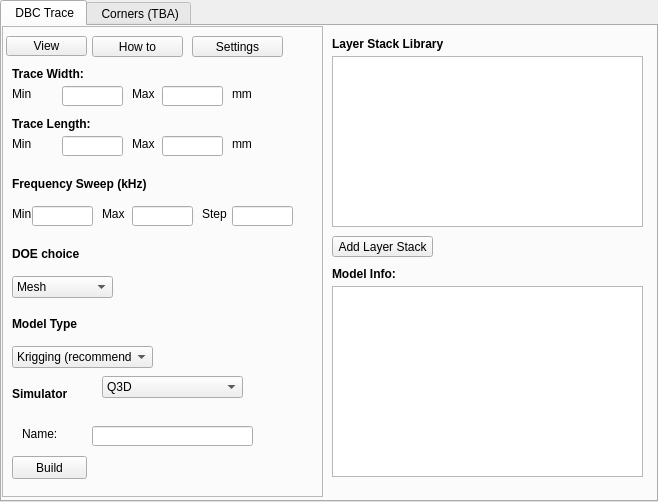
Old version of the form powercad/project_builder/ui/ResponseSurface.ui in the repository e3da/PowerSynth1-src.
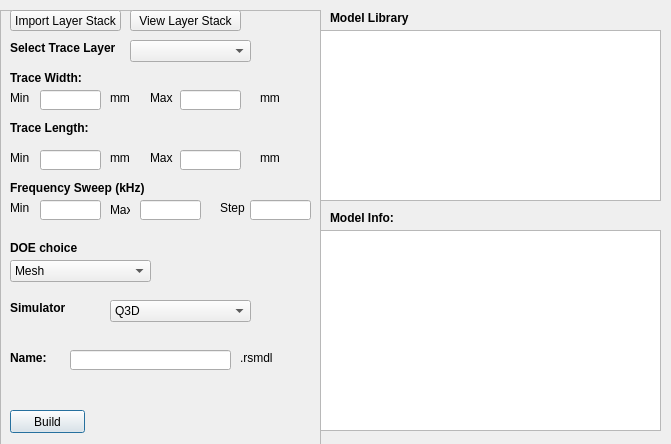
New version of the form.

Commit message: ui connected to layer stack, model builder works correctly, need to create model selection when response surface mode is selected

```diff
--- a/powercad/project_builder/ui/ResponseSurface.ui
+++ b/powercad/project_builder/ui/ResponseSurface.ui
@@ -1,32 +1,25 @@
 <?xml version="1.0" encoding="UTF-8"?>
 <ui version="4.0">
  <class>ResponseSurface</class>
- <widget class="QTabWidget" name="ResponseSurface">
+ <widget class="QDialog" name="ResponseSurface">
   <property name="geometry">
    <rect>
     <x>0</x>
     <y>0</y>
-    <width>658</width>
-    <height>502</height>
+    <width>671</width>
+    <height>444</height>
    </rect>
   </property>
   <property name="windowTitle">
    <string>Response Surface</string>
   </property>
-  <property name="currentIndex">
-   <number>0</number>
-  </property>
-  <widget class="QWidget" name="tab">
-   <attribute name="title">
-    <string> DBC Trace</string>
-   </attribute>
    <widget class="QFrame" name="frame">
     <property name="geometry">
      <rect>
       <x>0</x>
-      <y>0</y>
+     <y>10</y>
       <width>321</width>
-      <height>471</height>
+     <height>461</height>
      </rect>
     </property>
     <property name="frameShape">
@@ -35,255 +28,11 @@
     <property name="frameShadow">
      <enum>QFrame::Raised</enum>
     </property>
-    <widget class="QLineEdit" name="lineEdit_fmax">
-     <property name="geometry">
-      <rect>
-       <x>130</x>
-       <y>180</y>
-       <width>61</width>
-       <height>20</height>
-      </rect>
-     </property>
-    </widget>
-    <widget class="QLineEdit" name="lineEdit_maxL">
-     <property name="geometry">
-      <rect>
-       <x>160</x>
-       <y>110</y>
-       <width>61</width>
-       <height>20</height>
-      </rect>
-     </property>
-    </widget>
-    <widget class="QLineEdit" name="lineEdit_minW">
-     <property name="geometry">
-      <rect>
-       <x>60</x>
-       <y>60</y>
-       <width>61</width>
-       <height>20</height>
-      </rect>
-     </property>
-    </widget>
-    <widget class="QLineEdit" name="lineEdit_maxW">
-     <property name="geometry">
-      <rect>
-       <x>160</x>
-       <y>60</y>
-       <width>61</width>
-       <height>20</height>
-      </rect>
-     </property>
-    </widget>
-    <widget class="QLineEdit" name="lineEdit_minL">
-     <property name="geometry">
-      <rect>
-       <x>60</x>
-       <y>110</y>
-       <width>61</width>
-       <height>20</height>
-      </rect>
-     </property>
-    </widget>
-    <widget class="QLineEdit" name="lineEdit_fmin">
-     <property name="geometry">
-      <rect>
-       <x>30</x>
-       <y>180</y>
-       <width>61</width>
-       <height>20</height>
-      </rect>
-     </property>
-    </widget>
-    <widget class="QLabel" name="label_4">
-     <property name="geometry">
-      <rect>
-       <x>10</x>
-       <y>40</y>
-       <width>71</width>
-       <height>16</height>
-      </rect>
-     </property>
-     <property name="font">
-      <font>
-       <weight>75</weight>
-       <bold>true</bold>
-      </font>
-     </property>
-     <property name="text">
-      <string>Trace Width:</string>
-     </property>
-    </widget>
-    <widget class="QLabel" name="label_5">
-     <property name="geometry">
-      <rect>
-       <x>10</x>
-       <y>60</y>
-       <width>41</width>
-       <height>16</height>
-      </rect>
-     </property>
-     <property name="text">
-      <string>Min</string>
-     </property>
-    </widget>
-    <widget class="QLabel" name="label_6">
-     <property name="geometry">
-      <rect>
-       <x>130</x>
-       <y>60</y>
-       <width>41</width>
-       <height>16</height>
-      </rect>
-     </property>
-     <property name="text">
-      <string>Max</string>
-     </property>
-    </widget>
-    <widget class="QLabel" name="label_7">
-     <property name="geometry">
-      <rect>
-       <x>10</x>
-       <y>90</y>
-       <width>81</width>
-       <height>16</height>
-      </rect>
-     </property>
-     <property name="font">
-      <font>
-       <weight>75</weight>
-       <bold>true</bold>
-      </font>
-     </property>
-     <property name="text">
-      <string>Trace Length:</string>
-     </property>
-    </widget>
-    <widget class="QLabel" name="label_8">
-     <property name="geometry">
-      <rect>
-       <x>10</x>
-       <y>110</y>
-       <width>41</width>
-       <height>16</height>
-      </rect>
-     </property>
-     <property name="text">
-      <string>Min</string>
-     </property>
-    </widget>
-    <widget class="QLabel" name="label_9">
-     <property name="geometry">
-      <rect>
-       <x>130</x>
-       <y>110</y>
-       <width>41</width>
-       <height>16</height>
-      </rect>
-     </property>
-     <property name="text">
-      <string>Max</string>
-     </property>
-    </widget>
-    <widget class="QLabel" name="label_14">
-     <property name="geometry">
-      <rect>
-       <x>230</x>
-       <y>60</y>
-       <width>61</width>
-       <height>16</height>
-      </rect>
-     </property>
-     <property name="text">
-      <string>mm</string>
-     </property>
-    </widget>
-    <widget class="QLabel" name="label_15">
-     <property name="geometry">
-      <rect>
-       <x>230</x>
-       <y>110</y>
-       <width>61</width>
-       <height>16</height>
-      </rect>
-     </property>
-     <property name="text">
-      <string>mm</string>
-     </property>
-    </widget>
-    <widget class="QLabel" name="label_16">
-     <property name="geometry">
-      <rect>
-       <x>10</x>
-       <y>150</y>
-       <width>141</width>
-       <height>16</height>
-      </rect>
-     </property>
-     <property name="font">
-      <font>
-       <weight>75</weight>
-       <bold>true</bold>
-      </font>
-     </property>
-     <property name="text">
-      <string>Frequency Sweep (kHz)</string>
-     </property>
-    </widget>
-    <widget class="QLabel" name="label_17">
-     <property name="geometry">
-      <rect>
-       <x>10</x>
-       <y>180</y>
-       <width>41</width>
-       <height>16</height>
-      </rect>
-     </property>
-     <property name="text">
-      <string>Min</string>
-     </property>
-    </widget>
-    <widget class="QLabel" name="label_18">
-     <property name="geometry">
-      <rect>
-       <x>100</x>
-       <y>180</y>
-       <width>41</width>
-       <height>16</height>
-      </rect>
-     </property>
-     <property name="text">
-      <string>Max</string>
-     </property>
-    </widget>
-    <widget class="QLineEdit" name="lineEdit_fstep">
-     <property name="geometry">
-      <rect>
-       <x>230</x>
-       <y>180</y>
-       <width>61</width>
-       <height>20</height>
-      </rect>
-     </property>
-    </widget>
-    <widget class="QLabel" name="label_19">
-     <property name="geometry">
-      <rect>
-       <x>200</x>
-       <y>180</y>
-       <width>41</width>
-       <height>16</height>
-      </rect>
-     </property>
-     <property name="text">
-      <string>Step</string>
-     </property>
-    </widget>
     <widget class="QLabel" name="label_20">
      <property name="geometry">
       <rect>
        <x>10</x>
-       <y>220</y>
+      <y>230</y>
        <width>141</width>
        <height>16</height>
       </rect>
@@ -303,7 +52,7 @@
       <rect>
        <x>10</x>
        <y>250</y>
-       <width>101</width>
+      <width>141</width>
        <height>22</height>
       </rect>
      </property>
@@ -323,63 +72,11 @@
       </property>
      </item>
     </widget>
-    <widget class="QLabel" name="label_21">
-     <property name="geometry">
-      <rect>
-       <x>10</x>
-       <y>290</y>
-       <width>141</width>
-       <height>16</height>
-      </rect>
-     </property>
-     <property name="font">
-      <font>
-       <weight>75</weight>
-       <bold>true</bold>
-      </font>
-     </property>
-     <property name="text">
-      <string>Model Type</string>
-     </property>
-    </widget>
-    <widget class="QComboBox" name="cmb_mdl">
-     <property name="geometry">
-      <rect>
-       <x>10</x>
-       <y>320</y>
-       <width>141</width>
-       <height>22</height>
-      </rect>
-     </property>
-     <item>
-      <property name="text">
-       <string>Krigging (recommended)</string>
-      </property>
-     </item>
-     <item>
-      <property name="text">
-       <string>Piecewise Linear (fastest)</string>
-      </property>
-     </item>
-    </widget>
-    <widget class="QPushButton" name="btn_view">
-     <property name="geometry">
-      <rect>
-       <x>4</x>
-       <y>10</y>
-       <width>81</width>
-       <height>20</height>
-      </rect>
-     </property>
-     <property name="text">
-      <string>View</string>
-     </property>
-    </widget>
     <widget class="QPushButton" name="btn_build">
      <property name="geometry">
       <rect>
        <x>10</x>
-       <y>430</y>
+      <y>400</y>
        <width>75</width>
        <height>23</height>
       </rect>
@@ -392,7 +89,7 @@
      <property name="geometry">
       <rect>
        <x>10</x>
-       <y>360</y>
+      <y>290</y>
        <width>141</width>
        <height>16</height>
       </rect>
@@ -410,8 +107,8 @@
     <widget class="QComboBox" name="cmb_sims">
      <property name="geometry">
       <rect>
-       <x>100</x>
-       <y>350</y>
+      <x>110</x>
+      <y>290</y>
        <width>141</width>
        <height>22</height>
       </rect>
@@ -430,8 +127,8 @@
     <widget class="QLineEdit" name="lineEdit_minL_2">
      <property name="geometry">
       <rect>
-       <x>90</x>
-       <y>400</y>
+      <x>70</x>
+      <y>340</y>
        <width>161</width>
        <height>20</height>
       </rect>
@@ -440,49 +137,407 @@
     <widget class="QLabel" name="label_25">
      <property name="geometry">
       <rect>
-       <x>20</x>
-       <y>400</y>
+      <x>10</x>
+      <y>340</y>
        <width>41</width>
        <height>16</height>
       </rect>
      </property>
+    <property name="font">
+     <font>
+      <weight>75</weight>
+      <bold>true</bold>
+     </font>
+    </property>
      <property name="text">
       <string>Name:</string>
      </property>
     </widget>
-    <widget class="QPushButton" name="btn_view_2">
+   <widget class="QPushButton" name="btn_add_layer_stack">
      <property name="geometry">
       <rect>
-       <x>90</x>
-       <y>10</y>
-       <width>91</width>
+      <x>10</x>
+      <y>0</y>
+      <width>111</width>
        <height>21</height>
       </rect>
      </property>
      <property name="text">
-      <string>How to</string>
-     </property>
-    </widget>
-    <widget class="QPushButton" name="btn_view_3">
+     <string>Import Layer Stack</string>
+    </property>
+   </widget>
+   <widget class="QLabel" name="label_4">
      <property name="geometry">
       <rect>
-       <x>190</x>
-       <y>10</y>
-       <width>91</width>
+      <x>10</x>
+      <y>60</y>
+      <width>71</width>
+      <height>16</height>
+     </rect>
+    </property>
+    <property name="font">
+     <font>
+      <weight>75</weight>
+      <bold>true</bold>
+     </font>
+    </property>
+    <property name="text">
+     <string>Trace Width:</string>
+    </property>
+   </widget>
+   <widget class="QLabel" name="label_15">
+    <property name="geometry">
+     <rect>
+      <x>260</x>
+      <y>140</y>
+      <width>61</width>
+      <height>16</height>
+     </rect>
+    </property>
+    <property name="text">
+     <string>mm</string>
+    </property>
+   </widget>
+   <widget class="QLabel" name="label_7">
+    <property name="geometry">
+     <rect>
+      <x>10</x>
+      <y>110</y>
+      <width>81</width>
+      <height>16</height>
+     </rect>
+    </property>
+    <property name="font">
+     <font>
+      <weight>75</weight>
+      <bold>true</bold>
+     </font>
+    </property>
+    <property name="text">
+     <string>Trace Length:</string>
+    </property>
+   </widget>
+   <widget class="QLabel" name="label_18">
+    <property name="geometry">
+     <rect>
+      <x>110</x>
+      <y>190</y>
+      <width>20</width>
+      <height>20</height>
+     </rect>
+    </property>
+    <property name="text">
+     <string>Max</string>
+    </property>
+   </widget>
+   <widget class="QLineEdit" name="lineEdit_maxL">
+    <property name="geometry">
+     <rect>
+      <x>180</x>
+      <y>140</y>
+      <width>61</width>
+      <height>20</height>
+     </rect>
+    </property>
+   </widget>
+   <widget class="QLabel" name="label_6">
+    <property name="geometry">
+     <rect>
+      <x>150</x>
+      <y>80</y>
+      <width>41</width>
+      <height>16</height>
+     </rect>
+    </property>
+    <property name="text">
+     <string>Max</string>
+    </property>
+   </widget>
+   <widget class="QLineEdit" name="lineEdit_minL">
+    <property name="geometry">
+     <rect>
+      <x>40</x>
+      <y>140</y>
+      <width>61</width>
+      <height>20</height>
+     </rect>
+    </property>
+   </widget>
+   <widget class="QLabel" name="label_19">
+    <property name="geometry">
+     <rect>
+      <x>220</x>
+      <y>190</y>
+      <width>41</width>
+      <height>16</height>
+     </rect>
+    </property>
+    <property name="text">
+     <string>Step</string>
+    </property>
+   </widget>
+   <widget class="QLineEdit" name="lineEdit_fmax">
+    <property name="geometry">
+     <rect>
+      <x>140</x>
+      <y>190</y>
+      <width>61</width>
+      <height>20</height>
+     </rect>
+    </property>
+   </widget>
+   <widget class="QLineEdit" name="lineEdit_fstep">
+    <property name="geometry">
+     <rect>
+      <x>250</x>
+      <y>190</y>
+      <width>61</width>
+      <height>20</height>
+     </rect>
+    </property>
+   </widget>
+   <widget class="QLabel" name="label_9">
+    <property name="geometry">
+     <rect>
+      <x>150</x>
+      <y>140</y>
+      <width>41</width>
+      <height>16</height>
+     </rect>
+    </property>
+    <property name="text">
+     <string>Max</string>
+    </property>
+   </widget>
+   <widget class="QLabel" name="label_16">
+    <property name="geometry">
+     <rect>
+      <x>10</x>
+      <y>170</y>
+      <width>141</width>
+      <height>16</height>
+     </rect>
+    </property>
+    <property name="font">
+     <font>
+      <weight>75</weight>
+      <bold>true</bold>
+     </font>
+    </property>
+    <property name="text">
+     <string>Frequency Sweep (kHz)</string>
+    </property>
+   </widget>
+   <widget class="QLineEdit" name="lineEdit_minW">
+    <property name="geometry">
+     <rect>
+      <x>40</x>
+      <y>80</y>
+      <width>61</width>
+      <height>20</height>
+     </rect>
+    </property>
+   </widget>
+   <widget class="QLabel" name="label_14">
+    <property name="geometry">
+     <rect>
+      <x>260</x>
+      <y>80</y>
+      <width>61</width>
+      <height>16</height>
+     </rect>
+    </property>
+    <property name="text">
+     <string>mm</string>
+    </property>
+   </widget>
+   <widget class="QLabel" name="label_17">
+    <property name="geometry">
+     <rect>
+      <x>10</x>
+      <y>190</y>
+      <width>41</width>
+      <height>16</height>
+     </rect>
+    </property>
+    <property name="text">
+     <string>Min</string>
+    </property>
+   </widget>
+   <widget class="QLineEdit" name="lineEdit_maxW">
+    <property name="geometry">
+     <rect>
+      <x>180</x>
+      <y>80</y>
+      <width>61</width>
+      <height>20</height>
+     </rect>
+    </property>
+   </widget>
+   <widget class="QLabel" name="label_8">
+    <property name="geometry">
+     <rect>
+      <x>10</x>
+      <y>140</y>
+      <width>41</width>
+      <height>16</height>
+     </rect>
+    </property>
+    <property name="text">
+     <string>Min</string>
+    </property>
+   </widget>
+   <widget class="QLineEdit" name="lineEdit_fmin">
+    <property name="geometry">
+     <rect>
+      <x>40</x>
+      <y>190</y>
+      <width>61</width>
+      <height>20</height>
+     </rect>
+    </property>
+   </widget>
+   <widget class="QLabel" name="label_5">
+    <property name="geometry">
+     <rect>
+      <x>10</x>
+      <y>80</y>
+      <width>41</width>
+      <height>16</height>
+     </rect>
+    </property>
+    <property name="text">
+     <string>Min</string>
+    </property>
+   </widget>
+   <widget class="QLabel" name="label_21">
+    <property name="geometry">
+     <rect>
+      <x>110</x>
+      <y>140</y>
+      <width>41</width>
+      <height>16</height>
+     </rect>
+    </property>
+    <property name="text">
+     <string>mm</string>
+    </property>
+   </widget>
+   <widget class="QLabel" name="label_26">
+    <property name="geometry">
+     <rect>
+      <x>110</x>
+      <y>80</y>
+      <width>41</width>
+      <height>16</height>
+     </rect>
+    </property>
+    <property name="text">
+     <string>mm</string>
+    </property>
+   </widget>
+   <widget class="QLabel" name="label_10">
+    <property name="geometry">
+     <rect>
+      <x>10</x>
+      <y>30</y>
+      <width>111</width>
+      <height>16</height>
+     </rect>
+    </property>
+    <property name="font">
+     <font>
+      <weight>75</weight>
+      <bold>true</bold>
+     </font>
+    </property>
+    <property name="text">
+     <string>Select Trace Layer</string>
+    </property>
+   </widget>
+   <widget class="QComboBox" name="cmb_trace_layer">
+    <property name="geometry">
+     <rect>
+      <x>130</x>
+      <y>30</y>
+      <width>121</width>
+      <height>22</height>
+     </rect>
+    </property>
+    <property name="editable">
+     <bool>false</bool>
+    </property>
+   </widget>
+   <widget class="QPushButton" name="btn_view_layer_stack">
+    <property name="enabled">
+     <bool>true</bool>
+    </property>
+    <property name="geometry">
+     <rect>
+      <x>130</x>
+      <y>0</y>
+      <width>111</width>
        <height>21</height>
       </rect>
      </property>
      <property name="text">
-      <string>Settings</string>
-     </property>
-    </widget>
+     <string>View Layer Stack</string>
+    </property>
+   </widget>
+   <widget class="QLabel" name="label_27">
+    <property name="geometry">
+     <rect>
+      <x>240</x>
+      <y>340</y>
+      <width>61</width>
+      <height>16</height>
+     </rect>
+    </property>
+    <property name="text">
+     <string>.rsmdl</string>
+    </property>
    </widget>
-   <widget class="QListView" name="listView">
+   <zorder>label_20</zorder>
+   <zorder>cmb_DOE</zorder>
+   <zorder>btn_build</zorder>
+   <zorder>label_24</zorder>
+   <zorder>cmb_sims</zorder>
+   <zorder>lineEdit_name</zorder>
+   <zorder>label_25</zorder>
+   <zorder>btn_add_layer_stack</zorder>
+   <zorder>btn_add_layer_stack</zorder>
+   <zorder>label_4</zorder>
+   <zorder>label_15</zorder>
+   <zorder>label_7</zorder>
+   <zorder>label_18</zorder>
+   <zorder>lineEdit_maxL</zorder>
+   <zorder>label_6</zorder>
+   <zorder>lineEdit_minL</zorder>
+   <zorder>label_19</zorder>
+   <zorder>lineEdit_fmax</zorder>
+   <zorder>lineEdit_fstep</zorder>
+   <zorder>label_9</zorder>
+   <zorder>label_16</zorder>
+   <zorder>lineEdit_minW</zorder>
+   <zorder>label_14</zorder>
+   <zorder>label_17</zorder>
+   <zorder>lineEdit_maxW</zorder>
+   <zorder>label_8</zorder>
+   <zorder>lineEdit_fmin</zorder>
+   <zorder>label_5</zorder>
+   <zorder>label_21</zorder>
+   <zorder>label_26</zorder>
+   <zorder>label_10</zorder>
+   <zorder>cmb_trace_layer</zorder>
+   <zorder>btn_view_layer_stack</zorder>
+   <zorder>label_27</zorder>
+  </widget>
+  <widget class="QListView" name="list_mdl_lib">
     <property name="geometry">
      <rect>
-      <x>330</x>
+     <x>320</x>
       <y>30</y>
-      <width>311</width>
+     <width>341</width>
       <height>171</height>
      </rect>
     </property>
@@ -503,56 +558,37 @@
      </font>
     </property>
     <property name="text">
-     <string>Layer Stack Library</string>
+    <string>Model Library</string>
     </property>
    </widget>
    <widget class="QLabel" name="label_23">
     <property name="geometry">
      <rect>
       <x>330</x>
-      <y>240</y>
-      <width>161</width>
-      <height>16</height>
-     </rect>
-    </property>
-    <property name="font">
-     <font>
-      <weight>75</weight>
-      <bold>true</bold>
-     </font>
-    </property>
-    <property name="text">
-     <string>Model Info:</string>
-    </property>
-   </widget>
-   <widget class="QTextEdit" name="textEdit">
-    <property name="geometry">
-     <rect>
-      <x>330</x>
-      <y>260</y>
-      <width>311</width>
-      <height>191</height>
-     </rect>
-    </property>
-   </widget>
-   <widget class="QPushButton" name="btn_add_layer_stack">
-    <property name="geometry">
-     <rect>
-      <x>330</x>
       <y>210</y>
-      <width>101</width>
-      <height>21</height>
-     </rect>
-    </property>
+     <width>161</width>
+     <height>16</height>
+    </rect>
+   </property>
+   <property name="font">
+    <font>
+     <weight>75</weight>
+     <bold>true</bold>
+    </font>
+   </property>
     <property name="text">
-     <string>Add Layer Stack</string>
-    </property>
-   </widget>
-  </widget>
-  <widget class="QWidget" name="tab">
-   <attribute name="title">
-    <string> Corners (TBA)</string>
-   </attribute>
+    <string>Model Info:</string>
+   </property>
+  </widget>
+  <widget class="QTextEdit" name="text_edt_model_info">
+   <property name="geometry">
+    <rect>
+     <x>320</x>
+     <y>230</y>
+     <width>341</width>
+     <height>201</height>
+    </rect>
+   </property>
   </widget>
  </widget>
  <resources/>
```
Left out of the diff: 9 changed lines with no effect on the pictures. Lines whose indentation alone changed are shown as unchanged. The commit also changes 19 other files.
